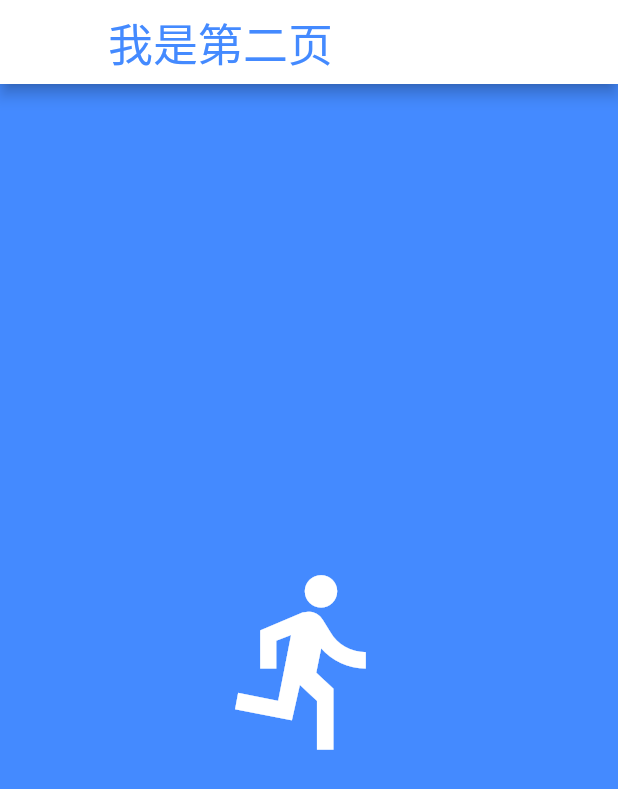
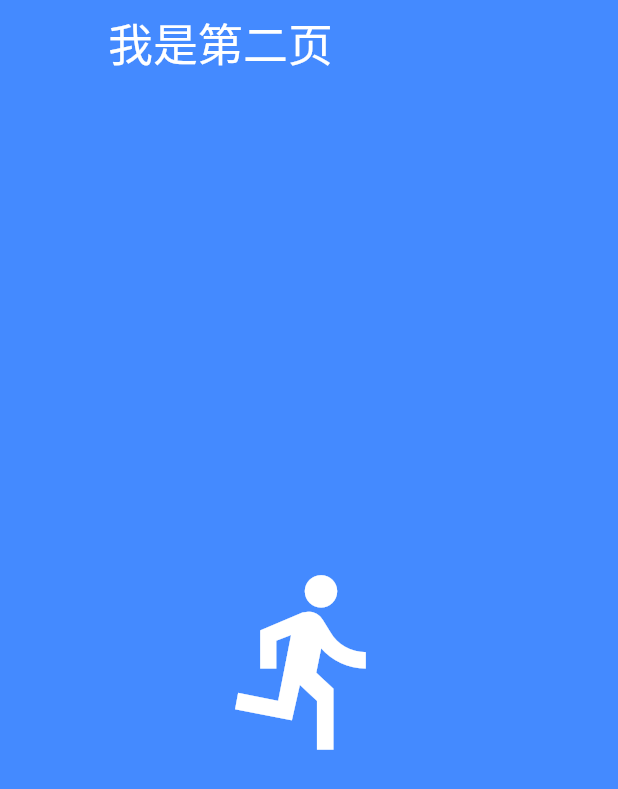
Before and after one commit to malongq/flutter_route, a Flutter app: the screen it shows after launch, after a tap on the "accessibility new" icon, on a phone screen of 412 x 824 dp. Shown: the top 789 px of the screen. Run offline on Flutter 3.47's test engine with Material 2 defaults, Android fonts, the phone set to English and light mode, and no system bars.

Commit message:
再次修改

```diff
--- /dev/null
+++ b/lib/NewCustomRoute.dart
@@ -0,0 +1,56 @@
+import 'package:flutter/material.dart';
+
+class NewCustomRoute extends PageRouteBuilder{
+
+  final Widget widget;
+
+  NewCustomRoute(this.widget):super(
+
+    transitionDuration:Duration(seconds: 1),
+
+    pageBuilder:(BuildContext context,Animation<double> a1,Animation<double> a2){
+      return widget;
+    },
+
+      //todo 渐变
+    transitionsBuilder:(BuildContext context,Animation<double> a1,Animation<double> a2,Widget child){
+      return FadeTransition(
+          opacity: Tween(begin: 0.0,end: 1.0).animate(CurvedAnimation(parent: a1, curve: Curves.fastOutSlowIn)),
+          child: child,
+      );
+    }
+
+    //todo 旋转
+//    transitionsBuilder:(BuildContext context,Animation<double> a1,Animation<double> a2,Widget child){
+//      return RotationTransition(
+//        turns: Tween(begin: 0.0,end: 1.0).animate(CurvedAnimation(parent: a1, curve: Curves.fastOutSlowIn)),
+//        child: child,
+//      );
+//    }
+
+    //todo 缩放
+//    transitionsBuilder:(BuildContext context,Animation<double> a1,Animation<double> a2,Widget child){
+//      return ScaleTransition(
+//          scale: Tween(begin: 0.0,end: 1.0).animate(CurvedAnimation(parent: a1, curve: Curves.fastOutSlowIn)),
+//          child: child,
+//      );
+//    }
+
+    //todo 旋转+缩小
+//    transitionsBuilder:(BuildContext context,Animation<double> a1,Animation<double> a2,Widget child){
+//      return RotationTransition(turns: Tween(begin: 0.0,end: 1.0).animate(CurvedAnimation(parent: a1, curve: Curves.fastOutSlowIn)),
+//        child: ScaleTransition(scale: Tween(begin: 0.0,end: 1.0).animate(CurvedAnimation(parent: a1, curve: Curves.fastOutSlowIn)),
+//        child: child,),
+//      );
+//    }
+
+    //todo 左右滑动
+//    transitionsBuilder:(BuildContext context,Animation<double> a1,Animation<double> a2,Widget child){
+//      return SlideTransition(position: Tween<Offset>(begin: Offset(-1.0,0.0),end: Offset(0.0, 0.0)).animate(CurvedAnimation(parent: a1, curve: Curves.fastOutSlowIn)),
+//        child: child,
+//      );
+//    }
+
+  );
+
+}
--- a/lib/firstPage.dart
+++ b/lib/firstPage.dart
@@ -39,13 +39,14 @@
 import 'package:flutter/material.dart';
 import 'secondPage.dart';
 import 'CustomRoute.dart';
+import 'NewCustomRoute.dart';
 
 class FirstPage extends StatelessWidget{
   @override
   Widget build(BuildContext context) {
     return Scaffold(
 
-      backgroundColor: Colors.redAccent,
+      backgroundColor: Colors.red,
 
       appBar: AppBar(
         title: Text(
@@ -62,7 +63,8 @@ class FirstPage extends StatelessWidget{
         child: MaterialButton(
             child: Icon(Icons.accessibility_new,size: 130.0,color: Colors.white,),
             onPressed: (){
-              Navigator.of(context).push(CustomRoute(SecondPage()));
+//              Navigator.of(context).push(CustomRoute(SecondPage()));
+              Navigator.of(context).push(NewCustomRoute(SecondPage()));
             }
         ),
       ),
--- a/lib/secondPage.dart
+++ b/lib/secondPage.dart
@@ -34,16 +34,16 @@ class SecondPage extends StatelessWidget{
       backgroundColor: Colors.blueAccent,
 
       appBar: AppBar(
-        backgroundColor: Colors.white,
+        backgroundColor: Colors.blueAccent,
         title: Text(
           '我是第二页',
           style: TextStyle(
             fontSize: 30.0,
-            color: Colors.blueAccent
+            color: Colors.white
           ),
         ),
         leading: Container(),
-        elevation: 4.0,
+        elevation: 0.0,
       ),
 
       body: Center(
```
